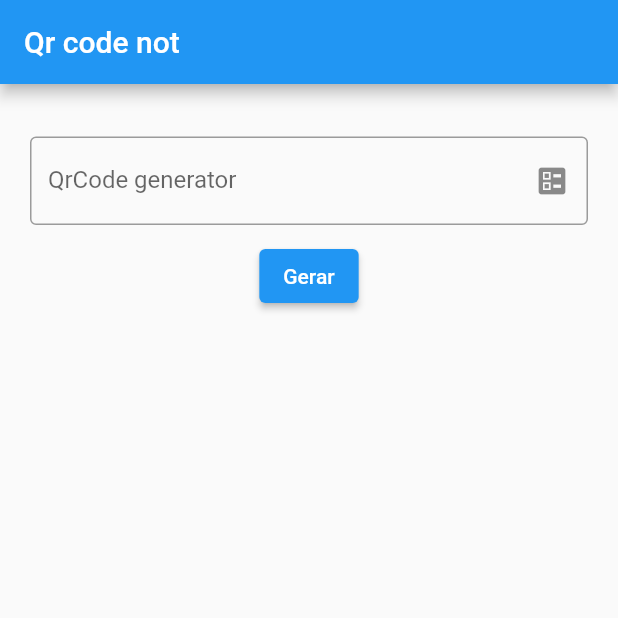
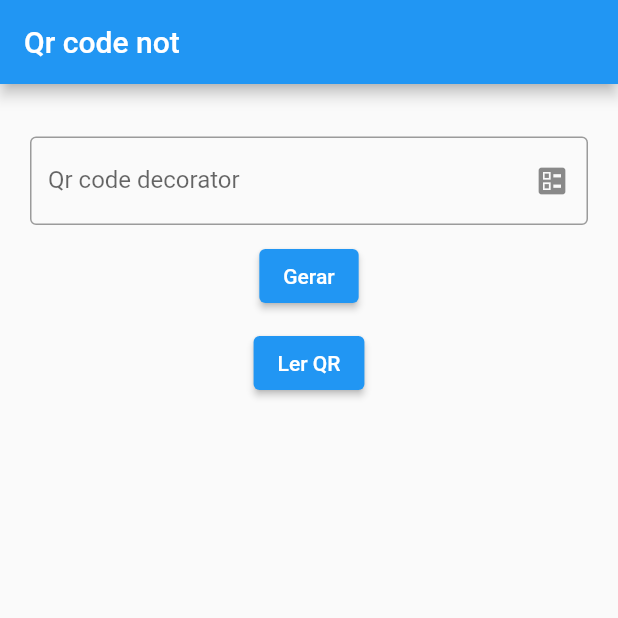
Before and after one commit to LeandroFreitass/11-10-22, a Flutter app: the screen it shows after launch, on a phone screen of 412 x 824 dp, the top half of it. Run offline on Flutter 3.47's test engine with Material 2 defaults, Android fonts, the phone set to English and light mode, and no system bars; our stand-ins replace qr_flutter; missing offline and left inert: qr_code_scanner.

Commit message:
update flutter

```diff
--- a/my_app/lib/mainScreen.dart
+++ b/my_app/lib/mainScreen.dart
@@ -18,23 +18,29 @@ class _mainScreenState extends State<mainScreen> {
     _controller.dispose();
     super.dispose();
   }
+ @override
   Widget build(BuildContext context) {
     return Scaffold(
-      appBar: AppBar(title: Text("Qr code not")),
+        appBar: AppBar(title: const Text("Qr code not")),
         body: Container(
-        padding: EdgeInsets.all(20),
-        child: Column(children: [
-          SizedBox(height: 15,),
+            padding: const EdgeInsets.all(20),
+            child: Column(
+              children: [
+                const SizedBox(
+                  height: 15,
+                ),
                 TextFormField(
                   controller: _controller,
-            decoration : const InputDecoration(
+                  decoration: const InputDecoration(
                       hintText: "Digite algo",
-              labelText: "QrCode generator",
+                      labelText: "Qr code decorator",
+                      //errorText: "Sua capivara....",
                       border: OutlineInputBorder(),
-              suffixIcon: Icon(Icons.ballot),
-            )
+                      suffixIcon: Icon(Icons.ballot)),
                 ),
-          SizedBox(height: 10,),
+                const SizedBox(
+                  height: 10,
+                ),
                 ElevatedButton(
                     onPressed: () {
                       Navigator.push(
@@ -43,7 +49,16 @@ class _mainScreenState extends State<mainScreen> {
                               builder: (context) =>
                                   tela2(str: _controller.text)));
                     },
-                    child: const Text("Gerar"))
+                    child: const Text("Gerar")),
+                const SizedBox(
+                  height: 10,
+                ),
+                ElevatedButton(
+                    onPressed: () {
+                      Navigator.push(context,
+                          MaterialPageRoute(builder: (context) => tela3()));
+                    },
+                    child: const Text("Ler QR"))
               ],
             )));
   }
```
Lines whose indentation alone changed are shown as unchanged.
